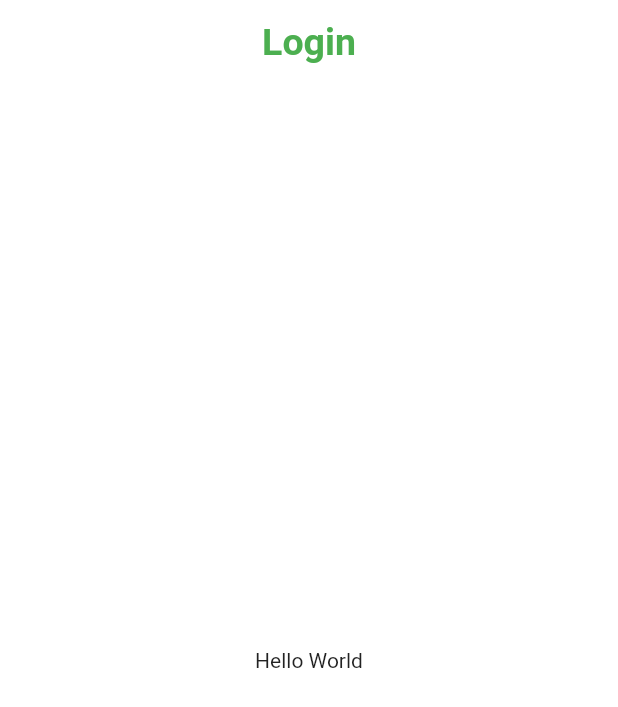
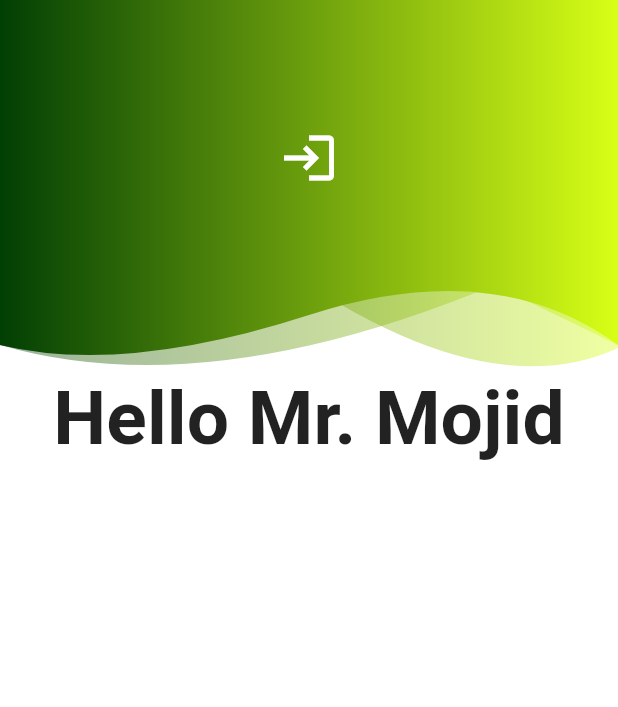
Before and after one commit to merajhossain028/sena_community_app_v16, a Flutter app: the screen it shows after launch, on a phone screen of 412 x 824 dp. Shown: the top 707 px of the screen. Run offline on Flutter 3.47's test engine with Material 2 defaults, Android fonts, the phone set to English and light mode, and no system bars; our stand-ins replace animated_splash_screen, flutter_easyloading, google_fonts, hive, hive_flutter, page_transition; accounts and stored records are empty.

Commit message:
login ui

```diff
--- a/lib/helpers/constants/constants.dart
+++ b/lib/helpers/constants/constants.dart
@@ -7,6 +7,7 @@ Color black = Colors.black;
 
 Color kLightPrimaryColor = Colors.blue.shade900.withOpacity(0.85);
 Color kPrimaryColor = const Color.fromRGBO(216, 255, 22, 1.0);
+Color kSecendoryColor = const Color.fromRGBO(1, 63, 4, 1.0);
 
 DateFormat dateFormat = DateFormat('dd-MM-yy');
 DateFormat timeFormat = DateFormat('hh:mm:ss a');
--- a/lib/screens/home/home.dart
+++ b/lib/screens/home/home.dart
@@ -1,6 +1,4 @@
 import 'package:flutter/material.dart';
-import 'package:sena_community_app/helpers/constants/constants.dart';
-
 import 'components/body.dart';
 
 class Home extends StatelessWidget {
@@ -13,7 +11,7 @@ class Home extends StatelessWidget {
         backgroundColor: Colors.transparent,
         title: const Center(
           child: Text(
-            'Login',
+            'Home',
             style: TextStyle(
               color: Colors.green,
               fontSize: 25,
--- /dev/null
+++ b/lib/screens/login/components/body.dart
@@ -0,0 +1,40 @@
+import 'package:flutter/material.dart';
+import 'package:sena_community_app/screens/login/components/header_widget.dart';
+
+class Body extends StatelessWidget {
+  double _headerHeight = 250;
+  Body({Key? key}) : super(key: key);
+
+  @override
+  Widget build(BuildContext context) {
+    return SingleChildScrollView(
+      child: Column(
+        children: [
+          Container(
+            height: 250,
+            child: HeaderWidget(
+              _headerHeight,
+              Icons.login,
+              true,
+            ),
+          ),
+          SafeArea(
+            child: Container(
+              child: Column(
+                children: [
+                  Text(
+                    "Hello Mr. Mojid",
+                    style: TextStyle(
+                      fontSize: 50,
+                      fontWeight: FontWeight.bold,
+                    ),
+                  ),
+                ],
+              ),
+            ),
+          ),
+        ],
+      ),
+    );
+  }
+}
--- /dev/null
+++ b/lib/screens/login/components/header_widget.dart
@@ -0,0 +1,165 @@
+import 'package:flutter/material.dart';
+import 'package:sena_community_app/helpers/constants/constants.dart';
+
+class HeaderWidget extends StatefulWidget {
+  final double _height;
+  final bool _showicon;
+  final IconData _icon;
+
+  const HeaderWidget(this._height, this._icon, this._showicon,{Key? key}) : super(key: key);
+
+  @override
+  State<HeaderWidget> createState() => _HeaderWidgetState(_height, _icon, _showicon);
+}
+
+class _HeaderWidgetState extends State<HeaderWidget> {
+  late double _height;
+  late bool _showicon;
+  late IconData _icon;
+
+  _HeaderWidgetState(this._height, this._icon, this._showicon);
+
+  @override
+  Widget build(BuildContext context) {
+    double _width = MediaQuery.of(context).size.width;
+    return Container(
+      child: Stack(
+        children: [
+          ClipPath(
+            child: Container(
+              decoration:  BoxDecoration(
+                gradient: LinearGradient(
+                    colors: [
+                      kSecendoryColor.withOpacity(0.4),
+                      kPrimaryColor.withOpacity(0.4),
+                    ],
+                    begin: const FractionalOffset(0.0, 0.0),
+                    end: const FractionalOffset(1.0, 0.0),
+                    stops: [0.0, 1.0],
+                    tileMode: TileMode.clamp
+                ),
+              ),
+            ),
+            clipper: ShapeClipper(
+                [
+                  Offset(_width / 5, _height),
+                  Offset(_width / 10 * 5, _height - 60),
+                  Offset(_width / 5 * 4, _height + 20),
+                  Offset(_width, _height - 18)
+                ]
+            ),
+          ),
+          ClipPath(
+            child: Container(
+              decoration:  BoxDecoration(
+                gradient:  LinearGradient(
+                    colors: [
+                      kSecendoryColor.withOpacity(0.4),
+                      kPrimaryColor.withOpacity(0.4),
+                    ],
+                    begin: const FractionalOffset(0.0, 0.0),
+                    end: const FractionalOffset(1.0, 0.0),
+                    stops: [0.0, 1.0],
+                    tileMode: TileMode.clamp
+                ),
+              ),
+            ),
+            clipper:  ShapeClipper(
+                [
+                  Offset(_width / 3, _height + 20),
+                  Offset(_width / 10 * 8, _height - 60),
+                  Offset(_width / 5 * 4, _height - 60),
+                  Offset(_width, _height - 20)
+                ]
+            ),
+          ),
+          ClipPath(
+            child: Container(
+              decoration:  BoxDecoration(
+                gradient:  LinearGradient(
+                    colors: [
+
+                      kSecendoryColor,
+                      kPrimaryColor,
+                    ],
+                    begin: const FractionalOffset(0.0, 0.0),
+                    end: const FractionalOffset(1.0, 0.0),
+                    stops: [0.0, 1.0],
+                    tileMode: TileMode.clamp
+                ),
+              ),
+            ),
+            clipper:  ShapeClipper(
+                [
+                  Offset(_width / 5, _height),
+                  Offset(_width / 2, _height - 40),
+                  Offset(_width / 5 * 4, _height - 80),
+                  Offset(_width, _height - 20)
+                ]
+            ),
+          ),
+          Visibility(
+            visible: _showicon,
+            child: Container(
+              height: _height - 40,
+              child: Center(
+                child: Container(
+                  margin: const EdgeInsets.all(20),
+                  padding: const EdgeInsets.only(
+                    left: 5.0,
+                    top: 20.0,
+                    right: 5.0,
+                    bottom: 20.0,
+                  ),
+                  decoration: const BoxDecoration(
+                    // borderRadius: BorderRadius.circular(20),
+                    borderRadius:  BorderRadius.only(
+                      topLeft: Radius.circular(100),
+                      topRight: Radius.circular(100),
+                      bottomLeft: Radius.circular(60),
+                      bottomRight: Radius.circular(60),
+                    ),
+                    //border: Border.all(width: 5, color: Colors.white),
+                  ),
+                  child: Icon(
+                    _icon,
+                    color: Colors.white,
+                    size: 40.0,
+                  ),
+                ),
+              ),
+            ),
+          ),
+
+        ],
+      ),
+    );
+  }
+}
+
+class ShapeClipper extends CustomClipper<Path> {
+  List<Offset> _offsets = [];
+  ShapeClipper(this._offsets);
+  @override
+  Path getClip(Size size) {
+    var path = new Path();
+
+    path.lineTo(0.0, size.height-20);
+
+    // path.quadraticBezierTo(size._width/5, size.height, size._width/2, size.height-40);
+    // path.quadraticBezierTo(size._width/5*4, size.height-80, size._width, size.height-20);
+
+    path.quadraticBezierTo(_offsets[0].dx, _offsets[0].dy, _offsets[1].dx,_offsets[1].dy);
+    path.quadraticBezierTo(_offsets[2].dx, _offsets[2].dy, _offsets[3].dx,_offsets[3].dy);
+
+    // path.lineTo(size._width, size.height-20);
+    path.lineTo(size.width, 0.0);
+    path.close();
+
+
+    return path;
+  }
+
+    @override
+  bool shouldReclip(CustomClipper<Path> oldClipper) => false;
+}
--- /dev/null
+++ b/lib/screens/login/login.dart
@@ -0,0 +1,26 @@
+import 'package:flutter/material.dart';
+import 'components/body.dart';
+
+class LogInScreen extends StatelessWidget {
+  const LogInScreen({Key? key}) : super(key: key);
+
+  @override
+  Widget build(BuildContext context) {
+    return Scaffold(
+      // appBar: AppBar(
+      //   backgroundColor: Colors.transparent,
+      //   title: const Center(
+      //     child: Text(
+      //       'Login',
+      //       style: TextStyle(
+      //         color: Colors.green,
+      //         fontSize: 25,
+      //         fontWeight: FontWeight.bold,
+      //       ),
+      //     ),
+      //   ),
+      // ),
+      body:  Body(),
+    );
+  }
+}
--- a/lib/screens/splash_screen/components/body.dart
+++ b/lib/screens/splash_screen/components/body.dart
@@ -1,7 +1,7 @@
 import 'package:animated_splash_screen/animated_splash_screen.dart';
 import 'package:flutter/material.dart';
-import 'package:sena_community_app/screens/home/home.dart';
 import 'package:page_transition/page_transition.dart';
+import 'package:sena_community_app/screens/login/login.dart';
 
 class Body extends StatelessWidget {
   const Body({Key? key}) : super(key: key);
@@ -15,7 +15,7 @@ class Body extends StatelessWidget {
           const Text("Vision 16", style: TextStyle(fontSize: 35, fontWeight: FontWeight.bold,),),
         ],
       ),
-      nextScreen: const Home(),
+      nextScreen: const LogInScreen(),
       splashIconSize: 300,
       duration: 2000,
       splashTransition: SplashTransition.fadeTransition,
```
